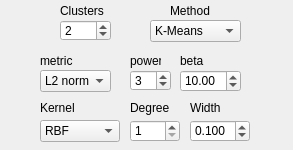
b4silio/MLDemos, file _AlgorithmsPlugins/KernelMethods/paramsKM.ui: the form before one commit.
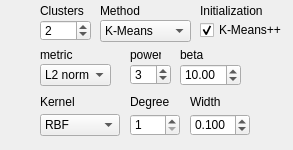
The form after the commit.

```diff
--- a/_AlgorithmsPlugins/KernelMethods/paramsKM.ui
+++ b/_AlgorithmsPlugins/KernelMethods/paramsKM.ui
@@ -17,7 +17,7 @@
    <property name="geometry">
     <rect>
      <x>130</x>
-     <y>50</y>
+     <y>44</y>
      <width>31</width>
      <height>21</height>
     </rect>
@@ -35,7 +35,7 @@
    <property name="geometry">
     <rect>
      <x>180</x>
-     <y>50</y>
+     <y>44</y>
      <width>31</width>
      <height>21</height>
     </rect>
@@ -52,7 +52,7 @@
   <widget class="QLabel" name="label">
    <property name="geometry">
     <rect>
-     <x>170</x>
+     <x>100</x>
      <y>0</y>
      <width>46</width>
      <height>21</height>
@@ -70,7 +70,7 @@
   <widget class="QSpinBox" name="kmeansClusterSpin">
    <property name="geometry">
     <rect>
-     <x>60</x>
+     <x>40</x>
      <y>20</y>
      <width>51</width>
      <height>21</height>
@@ -98,7 +98,7 @@
    <property name="geometry">
     <rect>
      <x>40</x>
-     <y>50</y>
+     <y>44</y>
      <width>46</width>
      <height>21</height>
     </rect>
@@ -116,7 +116,7 @@
    <property name="geometry">
     <rect>
      <x>130</x>
-     <y>70</y>
+     <y>64</y>
      <width>41</width>
      <height>21</height>
     </rect>
@@ -143,7 +143,7 @@
    <property name="geometry">
     <rect>
      <x>40</x>
-     <y>70</y>
+     <y>64</y>
      <width>71</width>
      <height>22</height>
     </rect>
@@ -184,7 +184,7 @@
    <property name="geometry">
     <rect>
      <x>180</x>
-     <y>70</y>
+     <y>64</y>
      <width>61</width>
      <height>22</height>
     </rect>
@@ -210,7 +210,7 @@
   <widget class="QComboBox" name="kmeansMethodCombo">
    <property name="geometry">
     <rect>
-     <x>150</x>
+     <x>100</x>
      <y>20</y>
      <width>91</width>
      <height>22</height>
@@ -247,7 +247,7 @@
   <widget class="QLabel" name="label_11">
    <property name="geometry">
     <rect>
-     <x>60</x>
+     <x>40</x>
      <y>0</y>
      <width>60</width>
      <height>21</height>
@@ -266,7 +266,7 @@
    <property name="geometry">
     <rect>
      <x>190</x>
-     <y>120</y>
+     <y>114</y>
      <width>60</width>
      <height>22</height>
     </rect>
@@ -297,7 +297,7 @@
    <property name="geometry">
     <rect>
      <x>130</x>
-     <y>100</y>
+     <y>94</y>
      <width>40</width>
      <height>16</height>
     </rect>
@@ -315,7 +315,7 @@
    <property name="geometry">
     <rect>
      <x>40</x>
-     <y>120</y>
+     <y>114</y>
      <width>80</width>
      <height>22</height>
     </rect>
@@ -351,7 +351,7 @@
    <property name="geometry">
     <rect>
      <x>190</x>
-     <y>100</y>
+     <y>94</y>
      <width>50</width>
      <height>16</height>
     </rect>
@@ -369,7 +369,7 @@
    <property name="geometry">
     <rect>
      <x>40</x>
-     <y>100</y>
+     <y>94</y>
      <width>70</width>
      <height>16</height>
     </rect>
@@ -387,7 +387,7 @@
    <property name="geometry">
     <rect>
      <x>130</x>
-     <y>120</y>
+     <y>114</y>
      <width>50</width>
      <height>22</height>
     </rect>
@@ -414,6 +414,48 @@
     <double>1.000000000000000</double>
    </property>
   </widget>
+  <widget class="QLabel" name="label_3">
+   <property name="geometry">
+    <rect>
+     <x>200</x>
+     <y>0</y>
+     <width>80</width>
+     <height>21</height>
+    </rect>
+   </property>
+   <property name="font">
+    <font>
+     <pointsize>9</pointsize>
+    </font>
+   </property>
+   <property name="text">
+    <string>Initialization</string>
+   </property>
+  </widget>
+  <widget class="QCheckBox" name="KMeansPlusPlusCheckBox">
+   <property name="geometry">
+    <rect>
+     <x>200</x>
+     <y>20</y>
+     <width>87</width>
+     <height>20</height>
+    </rect>
+   </property>
+   <property name="font">
+    <font>
+     <pointsize>9</pointsize>
+    </font>
+   </property>
+   <property name="text">
+    <string>K-Means++</string>
+   </property>
+   <property name="checkable">
+    <bool>true</bool>
+   </property>
+   <property name="checked">
+    <bool>true</bool>
+   </property>
+  </widget>
  </widget>
  <resources/>
  <connections/>
```
Left out of the diff: 8 changed lines with no effect on the pictures.
